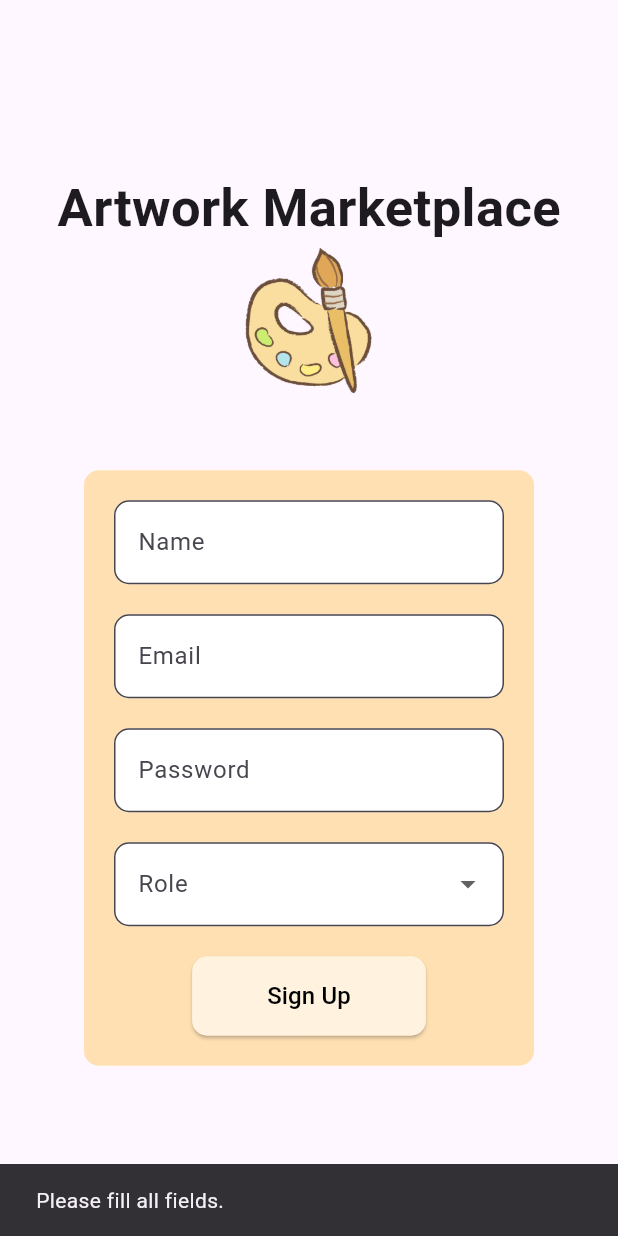
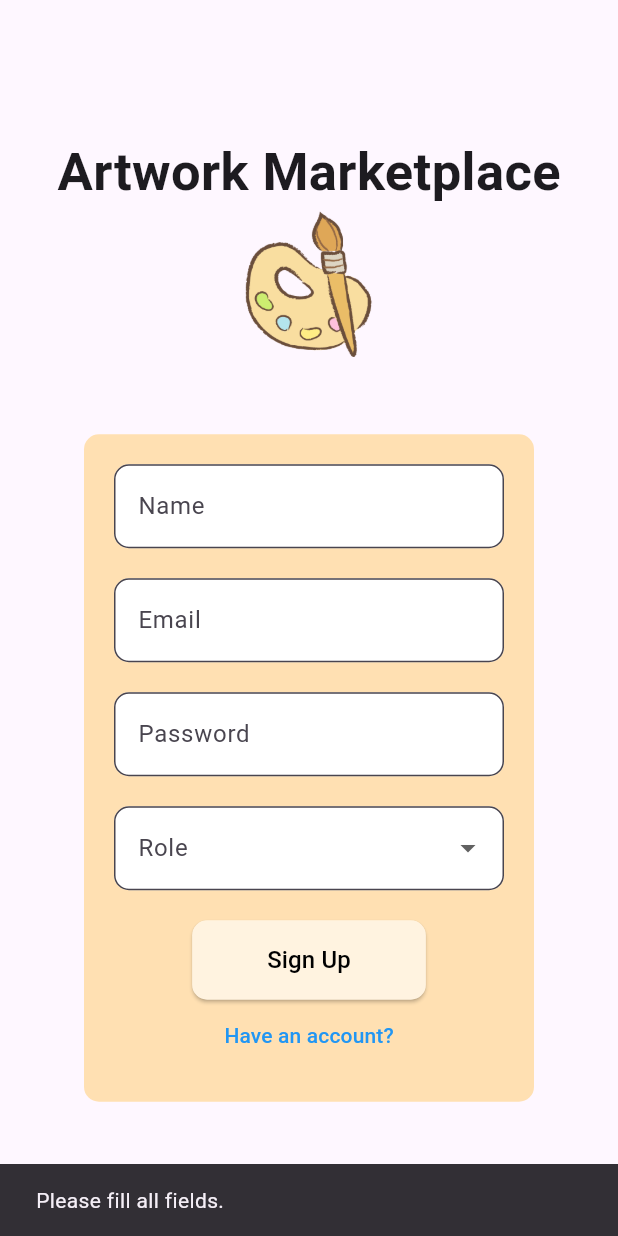
Before and after one commit to Evelyyn-14/ArtMarketplace, a Flutter app: the SignupScreen screen opened directly, after a tap on "Sign Up", on a phone screen of 412 x 824 dp. Run offline on Flutter 3.47's test engine with Material 3 defaults, Android fonts, the light colour scheme and no system bars; our stand-ins replace cloud_firestore, firebase_auth, firebase_core, google_fonts; accounts and stored records are empty.

Commit message:
Created Login screen.

```diff
--- a/lib/main.dart
+++ b/lib/main.dart
@@ -1,6 +1,6 @@
+import 'package:art_marketplace/screens/login.dart';
 import 'package:flutter/material.dart';
 import 'package:firebase_core/firebase_core.dart';
-import 'signup.dart';
 
 void main() async {
   WidgetsFlutterBinding.ensureInitialized();
@@ -14,7 +14,7 @@ class MyApp extends StatelessWidget {
   @override
   Widget build(BuildContext context) {
     return MaterialApp(
-      home: SignupScreen()
+      home: LoginScreen()
     );
   }
 }
--- a/lib/signup.dart
+++ b/lib/screens/login.dart
@@ -1,47 +1,34 @@
 import 'package:flutter/material.dart';
 import 'package:google_fonts/google_fonts.dart';
 import 'package:firebase_auth/firebase_auth.dart';
-import 'package:cloud_firestore/cloud_firestore.dart';
+import 'signup.dart';
 
-class SignupScreen extends StatefulWidget {
-  const SignupScreen({super.key});
+class LoginScreen extends StatefulWidget {
+  const LoginScreen({super.key});
 
   @override
-  _SignupScreenState createState() => _SignupScreenState();
+  _LoginScreenState createState() => _LoginScreenState();
 }
 
-class _SignupScreenState extends State<SignupScreen> {
+class _LoginScreenState extends State<LoginScreen> {
   final FirebaseAuth auth = FirebaseAuth.instance;
-  final FirebaseFirestore firestore = FirebaseFirestore.instance;
 
-  final TextEditingController nameController = TextEditingController();
   final TextEditingController emailController = TextEditingController();
   final TextEditingController passwordController = TextEditingController();
-  String? selectedRole;
 
-  Future<void> signUp() async {
+  Future<void> login() async {
     try {
-      UserCredential userCredential = await auth.createUserWithEmailAndPassword(
+      await auth.signInWithEmailAndPassword(
         email: emailController.text.trim(),
         password: passwordController.text.trim(),
       );
 
-      String uid = userCredential.user!.uid;
-
-      await firestore.collection('users').doc(uid).set({
-        'name': nameController.text.trim(),
-        'email': emailController.text.trim(),
-        'password': passwordController.text.trim(),
-        'role': selectedRole,
-      });
-
       ScaffoldMessenger.of(context).showSnackBar(
-        const SnackBar(content: Text('Sign up successful!')),
+        const SnackBar(content: Text('Login successful!')),
       );
-      Navigator.pop(context);
     } catch (e) {
       ScaffoldMessenger.of(context).showSnackBar(
-        SnackBar(content: Text('Sign up failed: $e')),
+        SnackBar(content: Text('Login failed: $e')),
       );
     }
   }
@@ -77,18 +64,6 @@ class _SignupScreenState extends State<SignupScreen> {
                     mainAxisAlignment: MainAxisAlignment.center,
                     children: [
                       TextField(
-                        controller: nameController,
-                        decoration: InputDecoration(
-                          labelText: 'Name',
-                          border: OutlineInputBorder(
-                            borderRadius: BorderRadius.circular(10),
-                          ),
-                          filled: true,
-                          fillColor: Colors.white,
-                        ),
-                      ),
-                      const SizedBox(height: 20),
-                      TextField(
                         controller: emailController,
                         decoration: InputDecoration(
                           labelText: 'Email',
@@ -113,39 +88,11 @@ class _SignupScreenState extends State<SignupScreen> {
                         ),
                       ),
                       const SizedBox(height: 20),
-                      DropdownButtonFormField<String>(
-                        decoration: InputDecoration(
-                          labelText: 'Role',
-                          border: OutlineInputBorder(
-                            borderRadius: BorderRadius.circular(10),
-                          ),
-                          filled: true,
-                          fillColor: Colors.white,
-                        ),
-                        items: const [
-                          DropdownMenuItem(
-                            value: 'Artist',
-                            child: Text('Artist'),
-                          ),
-                          DropdownMenuItem(
-                            value: 'Buyer',
-                            child: Text('Buyer'),
-                          ),
-                        ],
-                        onChanged: (value) {
-                          setState(() {
-                            selectedRole = value;
-                          });
-                        },
-                      ),
-                      const SizedBox(height: 20),
                       ElevatedButton(
                         onPressed: () {
-                          if (nameController.text.isNotEmpty &&
-                              emailController.text.isNotEmpty &&
-                              passwordController.text.isNotEmpty &&
-                              selectedRole != null) {
-                            signUp();
+                          if (emailController.text.isNotEmpty &&
+                              passwordController.text.isNotEmpty) {
+                            login();
                           } else {
                             ScaffoldMessenger.of(context).showSnackBar(
                               const SnackBar(content: Text('Please fill all fields.')),
@@ -163,10 +110,24 @@ class _SignupScreenState extends State<SignupScreen> {
                           ),
                         ),
                         child: const Text(
-                          'Sign Up',
+                          'Login',
                           style: TextStyle(
                             fontSize: 16,
                             color: Colors.black,
+                          ),
+                        ),
+                      ),
+                      TextButton(
+                        onPressed: () {
+                          Navigator.push(
+                            context,
+                            MaterialPageRoute(builder: (context) => const SignupScreen()),
+                          );
+                        },
+                        child: const Text(
+                          "No Account?",
+                          style: TextStyle(
+                            color: Colors.blue,
                           ),
                         ),
                       ),
--- /dev/null
+++ b/lib/screens/signup.dart
@@ -0,0 +1,201 @@
+import 'package:flutter/material.dart';
+import 'package:google_fonts/google_fonts.dart';
+import 'package:firebase_auth/firebase_auth.dart';
+import 'package:cloud_firestore/cloud_firestore.dart';
+import 'login.dart';
+class SignupScreen extends StatefulWidget {
+  const SignupScreen({super.key});
+
+  @override
+  _SignupScreenState createState() => _SignupScreenState();
+}
+
+class _SignupScreenState extends State<SignupScreen> {
+  final FirebaseAuth auth = FirebaseAuth.instance;
+  final FirebaseFirestore firestore = FirebaseFirestore.instance;
+
+  final TextEditingController nameController = TextEditingController();
+  final TextEditingController emailController = TextEditingController();
+  final TextEditingController passwordController = TextEditingController();
+  String? selectedRole;
+
+  Future<void> signUp() async {
+    try {
+      UserCredential userCredential = await auth.createUserWithEmailAndPassword(
+        email: emailController.text.trim(),
+        password: passwordController.text.trim(),
+      );
+
+      String uid = userCredential.user!.uid;
+
+      await firestore.collection('users').doc(uid).set({
+        'name': nameController.text.trim(),
+        'email': emailController.text.trim(),
+        'password': passwordController.text.trim(),
+        'role': selectedRole,
+      });
+
+      ScaffoldMessenger.of(context).showSnackBar(
+        const SnackBar(content: Text('Sign up successful!')),
+      );
+      Navigator.pushReplacement(
+        context,
+        MaterialPageRoute(builder: (context) => const LoginScreen()),
+      );
+      Navigator.pop(context);
+    } catch (e) {
+      ScaffoldMessenger.of(context).showSnackBar(
+        SnackBar(content: Text('Sign up failed: $e')),
+      );
+    }
+  }
+
+  @override
+  Widget build(BuildContext context) {
+    return Scaffold(
+      body: Center(
+        child: SingleChildScrollView(
+          child: Column(
+            children: [
+              Text(
+                'Artwork Marketplace',
+                style: GoogleFonts.supermercadoOne(
+                  fontSize: 35,
+                  fontWeight: FontWeight.bold,
+                ),
+              ),
+              Image.asset(
+                'assets/artIcon.png',
+                height: 100,
+              ),
+              const SizedBox(height: 50),
+              Container(
+                width: 300,
+                decoration: BoxDecoration(
+                  color: Colors.orange.shade100,
+                  borderRadius: BorderRadius.circular(10),
+                ),
+                child: Padding(
+                  padding: const EdgeInsets.all(20),
+                  child: Column(
+                    mainAxisAlignment: MainAxisAlignment.center,
+                    children: [
+                      TextField(
+                        controller: nameController,
+                        decoration: InputDecoration(
+                          labelText: 'Name',
+                          border: OutlineInputBorder(
+                            borderRadius: BorderRadius.circular(10),
+                          ),
+                          filled: true,
+                          fillColor: Colors.white,
+                        ),
+                      ),
+                      const SizedBox(height: 20),
+                      TextField(
+                        controller: emailController,
+                        decoration: InputDecoration(
+                          labelText: 'Email',
+                          border: OutlineInputBorder(
+                            borderRadius: BorderRadius.circular(10),
+                          ),
+                          filled: true,
+                          fillColor: Colors.white,
+                        ),
+                      ),
+                      const SizedBox(height: 20),
+                      TextField(
+                        controller: passwordController,
+                        obscureText: false,
+                        decoration: InputDecoration(
+                          labelText: 'Password',
+                          border: OutlineInputBorder(
+                            borderRadius: BorderRadius.circular(10),
+                          ),
+                          filled: true,
+                          fillColor: Colors.white,
+                        ),
+                      ),
+                      const SizedBox(height: 20),
+                      DropdownButtonFormField<String>(
+                        decoration: InputDecoration(
+                          labelText: 'Role',
+                          border: OutlineInputBorder(
+                            borderRadius: BorderRadius.circular(10),
+                          ),
+                          filled: true,
+                          fillColor: Colors.white,
+                        ),
+                        items: const [
+                          DropdownMenuItem(
+                            value: 'Artist',
+                            child: Text('Artist'),
+                          ),
+                          DropdownMenuItem(
+                            value: 'Buyer',
+                            child: Text('Buyer'),
+                          ),
+                        ],
+                        onChanged: (value) {
+                          setState(() {
+                            selectedRole = value;
+                          });
+                        },
+                      ),
+                      const SizedBox(height: 20),
+                      ElevatedButton(
+                        onPressed: () {
+                          if (nameController.text.isNotEmpty &&
+                              emailController.text.isNotEmpty &&
+                              passwordController.text.isNotEmpty &&
+                              selectedRole != null) {
+                            signUp();
+                          } else {
+                            ScaffoldMessenger.of(context).showSnackBar(
+                              const SnackBar(content: Text('Please fill all fields.')),
+                            );
+                          }
+                        },
+                        style: ElevatedButton.styleFrom(
+                          backgroundColor: Colors.orange.shade50,
+                          padding: const EdgeInsets.symmetric(
+                            horizontal: 50,
+                            vertical: 15,
+                          ),
+                          shape: RoundedRectangleBorder(
+                            borderRadius: BorderRadius.circular(10),
+                          ),
+                        ),
+                        child: const Text(
+                          'Sign Up',
+                          style: TextStyle(
+                            fontSize: 16,
+                            color: Colors.black,
+                          ),
+                        ),
+                      ),
+                      TextButton(
+                        onPressed: () {
+                          Navigator.push(
+                            context,
+                            MaterialPageRoute(builder: (context) => const LoginScreen()),
+                          );
+                        },
+                        child: const Text(
+                          "Have an account?",
+                          style: TextStyle(
+                            color: Colors.blue,
+                          ),
+                        ),
+                      ),
+                    ],
+                  ),
+                ),
+              ),
+            ],
+          ),
+        ),
+      ),
+    );
+  }
+}
```
